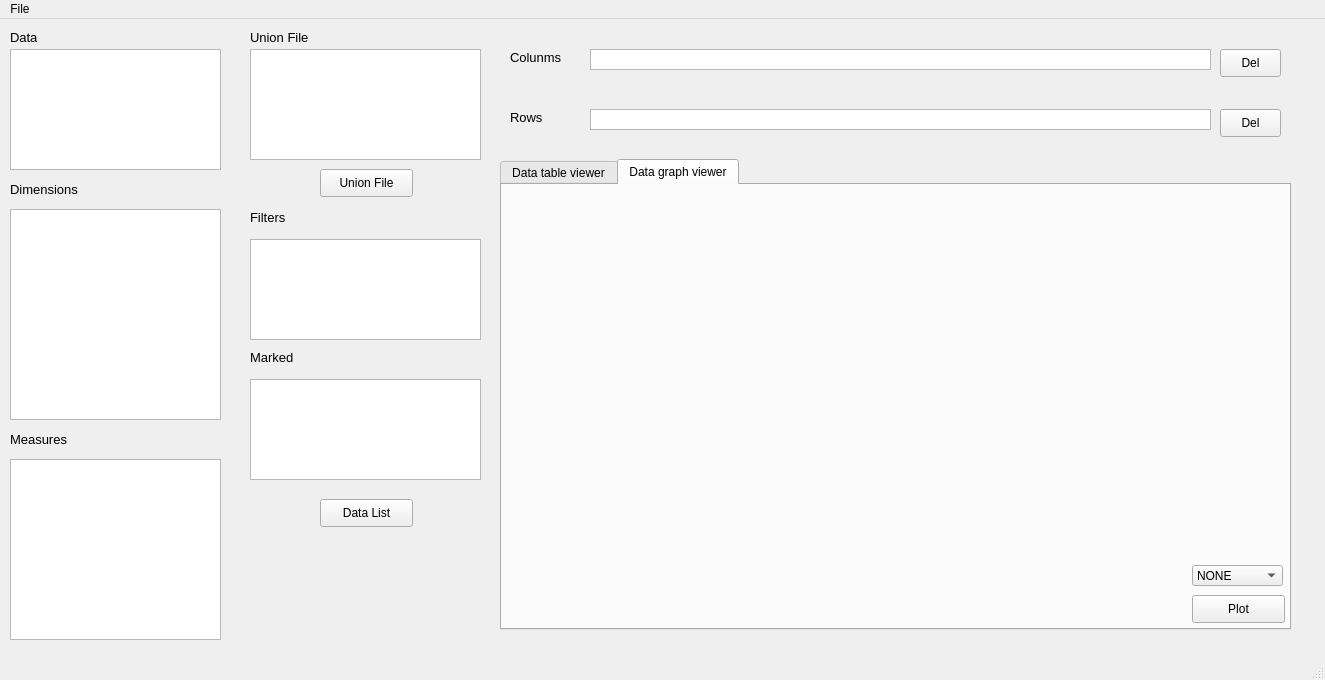
This is qtdesing_main.ui in thitanun/Data-Visualization as Qt 5 draws it before an edit. The edited form follows.
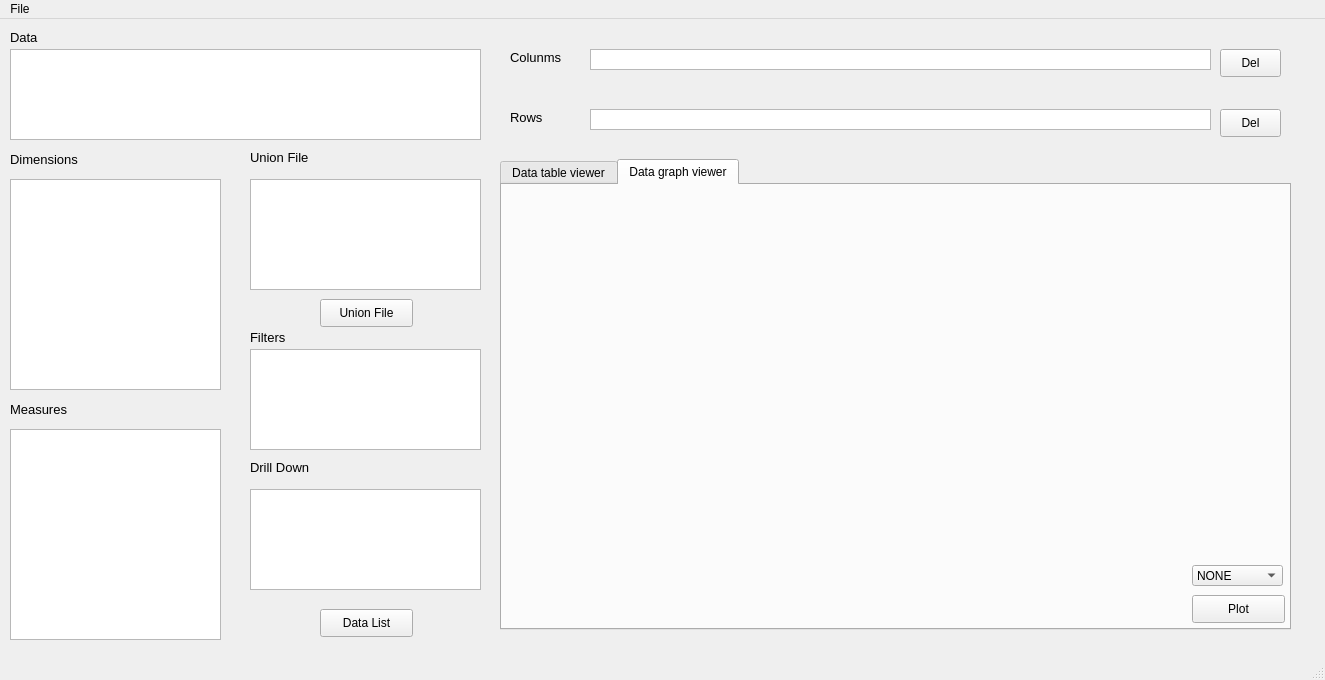
This is the edited form.

What changed in the file:
```diff
--- a/qtdesing_main.ui
+++ b/qtdesing_main.ui
@@ -37,8 +37,8 @@
      <rect>
       <x>10</x>
       <y>30</y>
-      <width>211</width>
-      <height>121</height>
+      <width>471</width>
+      <height>91</height>
      </rect>
     </property>
    </widget>
@@ -46,7 +46,7 @@
     <property name="geometry">
      <rect>
       <x>10</x>
-      <y>160</y>
+      <y>130</y>
       <width>91</width>
       <height>21</height>
      </rect>
@@ -64,7 +64,7 @@
     <property name="geometry">
      <rect>
       <x>10</x>
-      <y>190</y>
+      <y>160</y>
       <width>211</width>
       <height>211</height>
      </rect>
@@ -74,7 +74,7 @@
     <property name="geometry">
      <rect>
       <x>10</x>
-      <y>410</y>
+      <y>380</y>
       <width>91</width>
       <height>21</height>
      </rect>
@@ -92,9 +92,9 @@
     <property name="geometry">
      <rect>
       <x>10</x>
-      <y>440</y>
+      <y>410</y>
       <width>211</width>
-      <height>181</height>
+      <height>211</height>
      </rect>
     </property>
    </widget>
@@ -102,7 +102,7 @@
     <property name="geometry">
      <rect>
       <x>250</x>
-      <y>10</y>
+      <y>130</y>
       <width>81</width>
       <height>16</height>
      </rect>
@@ -120,7 +120,7 @@
     <property name="geometry">
      <rect>
       <x>250</x>
-      <y>30</y>
+      <y>160</y>
       <width>231</width>
       <height>111</height>
      </rect>
@@ -130,7 +130,7 @@
     <property name="geometry">
      <rect>
       <x>320</x>
-      <y>150</y>
+      <y>280</y>
       <width>93</width>
       <height>28</height>
      </rect>
@@ -311,7 +311,7 @@
     <property name="geometry">
      <rect>
       <x>250</x>
-      <y>190</y>
+      <y>310</y>
       <width>55</width>
       <height>16</height>
      </rect>
@@ -329,18 +329,18 @@
     <property name="geometry">
      <rect>
       <x>250</x>
-      <y>220</y>
-      <width>231</width>
-      <height>101</height>
-     </rect>
-    </property>
-   </widget>
-   <widget class="QLabel" name="cat_label">
-    <property name="geometry">
-     <rect>
-      <x>250</x>
       <y>330</y>
-      <width>55</width>
+      <width>231</width>
+      <height>101</height>
+     </rect>
+    </property>
+   </widget>
+   <widget class="QLabel" name="drill_label">
+    <property name="geometry">
+     <rect>
+      <x>250</x>
+      <y>440</y>
+      <width>91</width>
       <height>16</height>
      </rect>
     </property>
@@ -350,14 +350,14 @@
      </font>
     </property>
     <property name="text">
-     <string>Marked</string>
+     <string>Drill Down</string>
     </property>
    </widget>
    <widget class="QListWidget" name="cat_box">
     <property name="geometry">
      <rect>
       <x>250</x>
-      <y>360</y>
+      <y>470</y>
       <width>231</width>
       <height>101</height>
      </rect>
@@ -367,7 +367,7 @@
     <property name="geometry">
      <rect>
       <x>320</x>
-      <y>480</y>
+      <y>590</y>
       <width>93</width>
       <height>28</height>
      </rect>
```
Left out of the diff: 4 changed lines with no effect on the pictures.
